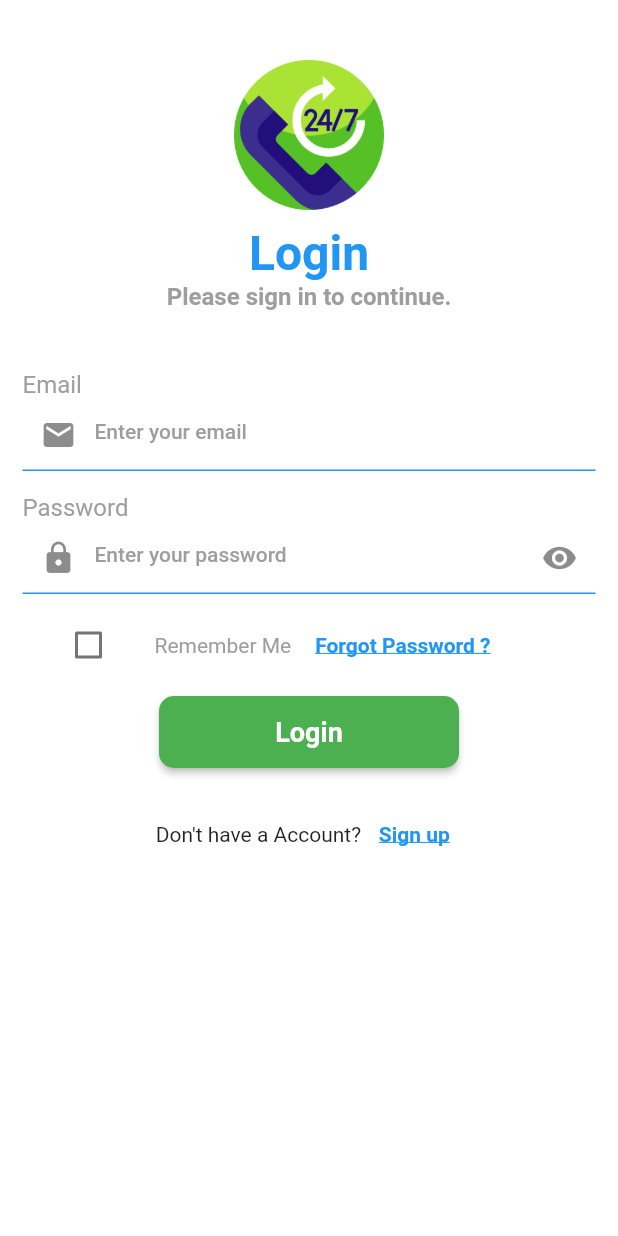
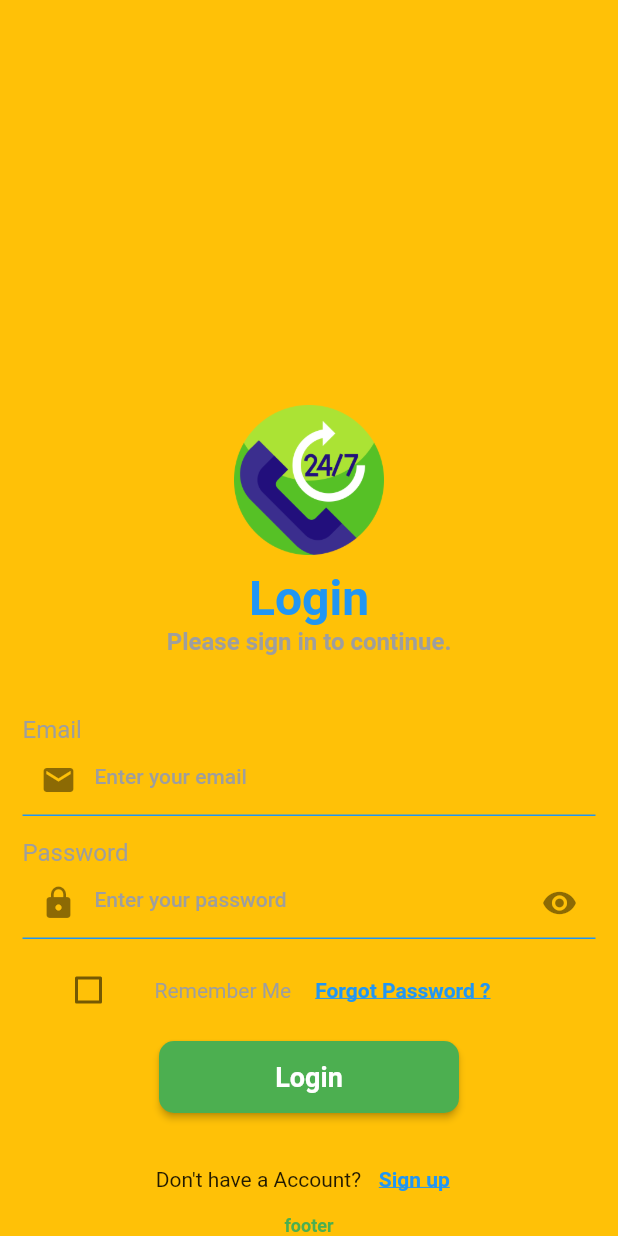
Before and after one commit to ianishthakur/Boilerplate, a Flutter app: the LoginWidget widget shown alone on an empty page, opened directly, on a phone screen of 412 x 824 dp. Run offline on Flutter 3.47's test engine with Material 2 defaults, Android fonts, the phone set to English and light mode, and no system bars; our stand-ins replace bloc, connectivity, device_preview, dio, easy_localization, equatable and 9 more; accounts and stored records are empty; Roboto replaces fonts that are missing (Montserrat).

Commit message:
fotter added

```diff
--- /dev/null
+++ b/april_proj/lib/common/widget/ui/fotter_common_ui.dart
@@ -0,0 +1,29 @@
+import 'package:flutter/material.dart';
+import 'package:http/retry.dart';
+
+class FotterWidget extends StatelessWidget {
+  final component;
+  const FotterWidget({Key? key, this.component}) : super(key: key);
+
+  @override
+  Widget build(BuildContext context) {
+    return (Scaffold(
+      body: Container(
+        color: Colors.amber,
+        child: Column(
+          mainAxisAlignment: MainAxisAlignment.end,
+          children: [
+            component,
+            Text(
+              'footer',
+              style: (TextStyle(
+                  fontWeight: FontWeight.bold,
+                  fontSize: 12,
+                  color: Colors.green)),
+            ),
+          ],
+        ),
+      ),
+    ));
+  }
+}
--- a/april_proj/lib/feature/authentication/ui/widget/login_widget.dart
+++ b/april_proj/lib/feature/authentication/ui/widget/login_widget.dart
@@ -1,3 +1,4 @@
+import 'package:boilerplate/common/widget/ui/fotter_common_ui.dart';
 import 'package:easy_localization/easy_localization.dart';
 import 'package:flutter/material.dart';
 import 'package:flutter_bloc/flutter_bloc.dart';
@@ -24,8 +25,8 @@ class _LoginWidgetState extends State<LoginWidget> {
 
   @override
   Widget build(BuildContext context) {
-    return Scaffold(
-      body: SafeArea(
+    return FotterWidget(
+      component: SafeArea(
         child: Padding(
           padding: const EdgeInsets.symmetric(horizontal: 15.0),
           child: BlocListener<AuthenticationCubit, AuthState>(
@@ -109,8 +110,15 @@ class _LoginWidgetState extends State<LoginWidget> {
                           },
                         ),
                       ),
-                      Text(Strings.remberme,
-                          style: TextStyle(color: Colors.grey)),
+                      GestureDetector(
+                        child: Text(Strings.remberme,
+                            style: TextStyle(color: Colors.grey)),
+                        onTap: () {
+                          setState(() {
+                            checkBox = !checkBox;
+                          });
+                        },
+                      ),
                       Container(
                         child: MaterialButton(
                           onPressed: () {
```
